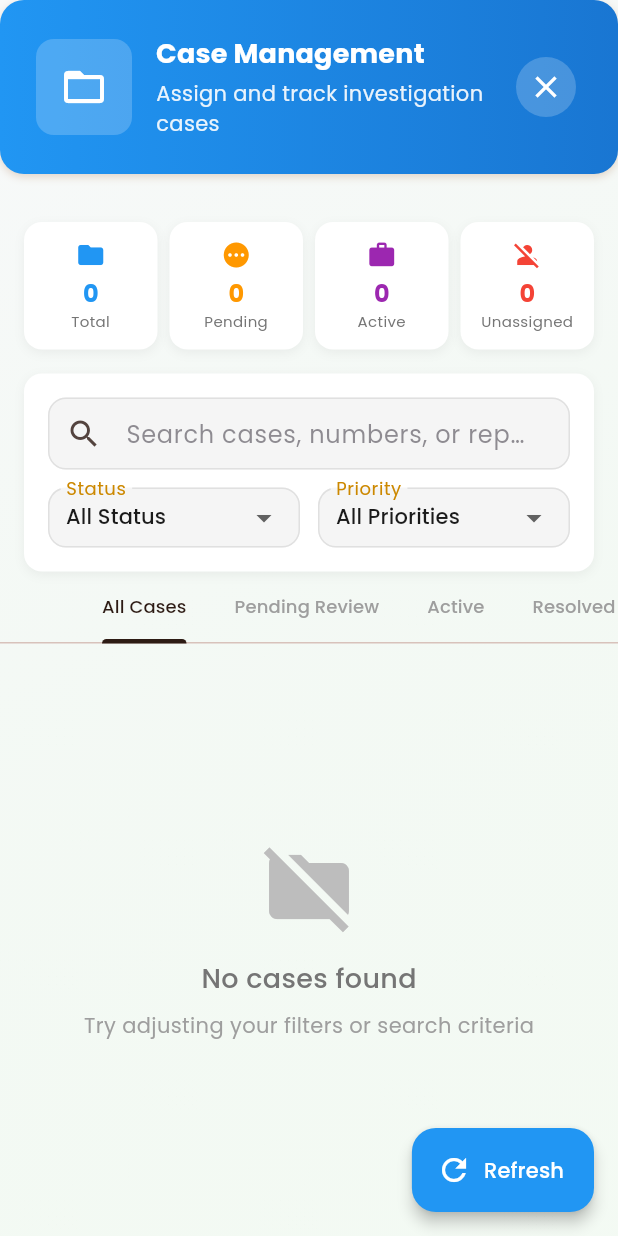
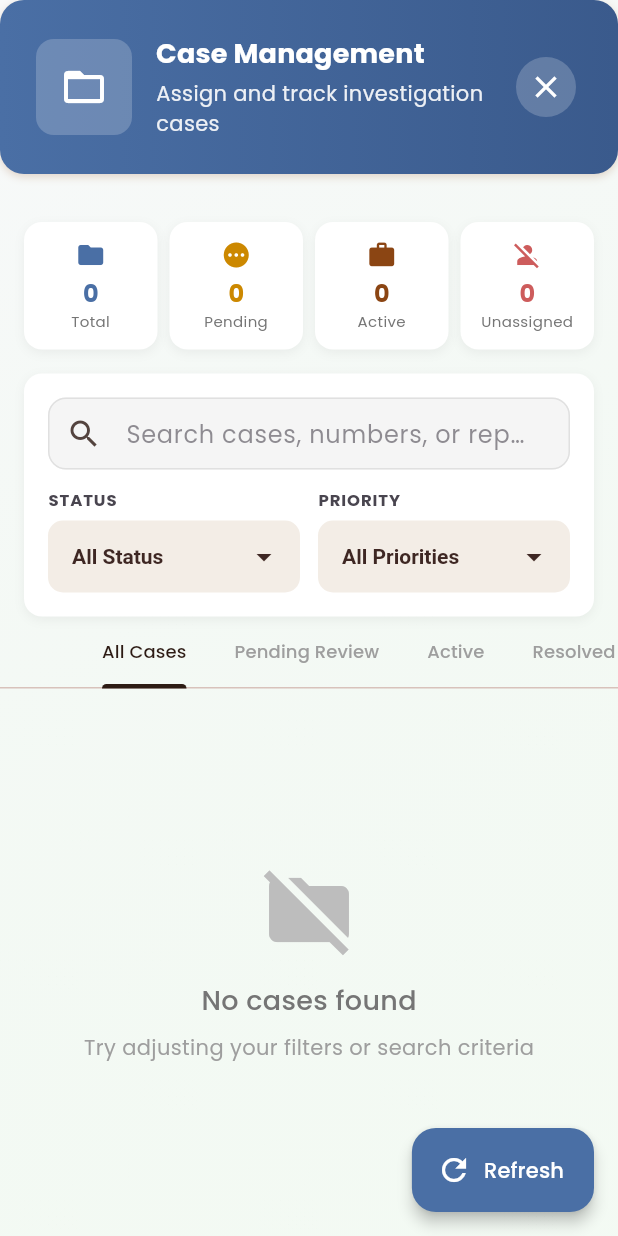
Before and after one commit to Wilsons-Navid/Capstone-Project, a Flutter app: the CaseManagementPage screen opened directly, on a phone screen of 412 x 824 dp. Run offline on Flutter 3.47's test engine with Material 3 defaults, Android fonts, the phone set to English and light mode, and no system bars; our stand-ins replace cached_network_image, cloud_firestore, cloud_functions, connectivity_plus, csv, device_info_plus and 33 more; missing offline and left inert: another_telephony, firebase_performance, markdown; accounts and stored records are empty; network calls fail.

Commit message:
style(admin): earth-palette pass, LabeledDropdown selects, overflow guards
Map ~176 raw Material colors across the ten inner admin pages to
theme tokens, introduce a shared LabeledDropdown (always-visible
caption above a warm-sand filled field, chocolate value text) and
convert all 18 labelled selects to it, add isExpanded to every
dropdown to fix the Case Management filter overflow, clamp long
texts with ellipsis/Wrap/FittedBox where rows could collide, and
remove ten unused imports.

```diff
--- a/mobile/rethicsai/lib/features/admin/presentation/pages/case_management_page.dart
+++ b/mobile/rethicsai/lib/features/admin/presentation/pages/case_management_page.dart
@@ -1,13 +1,11 @@
 import 'package:flutter/material.dart';
+import '../../../../shared/widgets/labeled_dropdown.dart';
 import 'package:easy_localization/easy_localization.dart';
 import 'package:cloud_firestore/cloud_firestore.dart';
-import 'package:firebase_auth/firebase_auth.dart';
 
 import '../../../../core/themes/app_theme.dart';
 import '../../../../shared/widgets/african_pattern_background.dart';
 import '../../../../shared/widgets/premium_components.dart';
-import '../../../../core/services/incident_service.dart';
-import '../../../../shared/models/incident_model.dart';
 
 class CaseManagementPage extends StatefulWidget {
   const CaseManagementPage({super.key});
@@ -180,7 +178,7 @@
                   subtitle: 'Assign and track investigation cases',
                   icon: Icons.folder_open,
                   gradient: LinearGradient(
-                    colors: [Colors.blue, Colors.blue[700]!],
+                    colors: [AppTheme.victoriaBlue, AppTheme.victoriaBlueDark],
                   ),
                   action: IconButton(
                     onPressed: () => Navigator.pop(context),
@@ -196,13 +194,13 @@
                   margin: const EdgeInsets.all(16),
                   child: Row(
                     children: [
-                      Expanded(child: _buildStatCard('Total', _caseStats['total']?.toString() ?? '0', Icons.folder, Colors.blue)),
+                      Expanded(child: _buildStatCard('Total', _caseStats['total']?.toString() ?? '0', Icons.folder, AppTheme.victoriaBlue)),
                       const SizedBox(width: 8),
-                      Expanded(child: _buildStatCard('Pending', _caseStats['pending_review']?.toString() ?? '0', Icons.pending, Colors.orange)),
+                      Expanded(child: _buildStatCard('Pending', _caseStats['pending_review']?.toString() ?? '0', Icons.pending, AppTheme.secondaryColor)),
                       const SizedBox(width: 8),
-                      Expanded(child: _buildStatCard('Active', _caseStats['in_progress']?.toString() ?? '0', Icons.work, Colors.purple)),
+                      Expanded(child: _buildStatCard('Active', _caseStats['in_progress']?.toString() ?? '0', Icons.work, AppTheme.baobabBrown)),
                       const SizedBox(width: 8),
-                      Expanded(child: _buildStatCard('Unassigned', _caseStats['unassigned']?.toString() ?? '0', Icons.person_off, Colors.red)),
+                      Expanded(child: _buildStatCard('Unassigned', _caseStats['unassigned']?.toString() ?? '0', Icons.person_off, AppTheme.clayRed)),
                     ],
                   ),
                 ),
@@ -246,7 +244,7 @@
         onPressed: _loadCases,
         icon: const Icon(Icons.refresh),
         label: const Text('Refresh'),
-        backgroundColor: Colors.blue,
+        backgroundColor: AppTheme.victoriaBlue,
         foregroundColor: Colors.white,
       ),
     );
@@ -270,12 +268,15 @@
         children: [
           Icon(icon, color: color, size: 20),
           const SizedBox(height: 4),
-          Text(
+          FittedBox(
+            fit: BoxFit.scaleDown,
+            child: Text(
               value,
               style: TextStyle(
                 fontSize: 16,
                 fontWeight: FontWeight.bold,
                 color: color,
+              ),
             ),
           ),
           Text(
@@ -337,17 +338,11 @@
           Row(
             children: [
               Expanded(
-                child: DropdownButtonFormField<String>(
-                  value: _selectedStatus,
-                  decoration: const InputDecoration(
-                    labelText: 'Status',
-                    border: OutlineInputBorder(),
-                    contentPadding: EdgeInsets.symmetric(horizontal: 8, vertical: 8),
-                    isDense: true,
-                  ),
+                child: LabeledDropdown<String>(
+                  label: 'Status',                  value: _selectedStatus,
                                     items: _caseStatuses.map((status) => DropdownMenuItem(
                     value: status,
-                    child: Text(status == 'all' ? 'All Status' : status.replaceAll('_', ' ').toUpperCase()),
+                    child: Text(status == 'all' ? 'All Status' : status.replaceAll('_', ' ').toUpperCase(), maxLines: 1, overflow: TextOverflow.ellipsis),
                   )).toList(),
                   onChanged: (value) {
                     setState(() => _selectedStatus = value ?? 'all');
@@ -357,17 +352,11 @@
               ),
               const SizedBox(width: 12),
               Expanded(
-                child: DropdownButtonFormField<String>(
-                  value: _selectedPriority,
-                  decoration: const InputDecoration(
-                    labelText: 'Priority',
-                    border: OutlineInputBorder(),
-                    contentPadding: EdgeInsets.symmetric(horizontal: 8, vertical: 8),
-                    isDense: true,
-                  ),
+                child: LabeledDropdown<String>(
+                  label: 'Priority',                  value: _selectedPriority,
                                     items: _priorityOptions.map((priority) => DropdownMenuItem(
                     value: priority,
-                    child: Text(priority == 'all' ? 'All Priorities' : priority.toUpperCase()),
+                    child: Text(priority == 'all' ? 'All Priorities' : priority.toUpperCase(), maxLines: 1, overflow: TextOverflow.ellipsis),
                   )).toList(),
                   onChanged: (value) {
                     setState(() => _selectedPriority = value ?? 'all');
@@ -508,11 +497,11 @@
                     const SizedBox(width: 8),
                     Expanded(child: Text(caseModel.caseType.replaceAll('_', ' ').toUpperCase())),
                     if (caseModel.financialLoss != null) ...[
-                      Icon(Icons.attach_money, size: 16, color: Colors.red[600]),
+                      Icon(Icons.attach_money, size: 16, color: AppTheme.clayRed),
                       Text(
                         '\$${caseModel.financialLoss!.toStringAsFixed(2)}',
                         style: TextStyle(
-                          color: Colors.red[600],
+                          color: AppTheme.clayRed,
                           fontWeight: FontWeight.bold,
                         ),
                       ),
@@ -531,7 +520,7 @@
                       child: Text(
                         caseModel.assignedInvestigator ?? 'Unassigned',
                         style: TextStyle(
-                          color: caseModel.assignedInvestigator != null ? Colors.green[700] : Colors.red[600],
+                          color: caseModel.assignedInvestigator != null ? AppTheme.successColor : AppTheme.clayRed,
                           fontWeight: FontWeight.w500,
                         ),
                       ),
@@ -559,8 +548,8 @@
                         icon: const Icon(Icons.visibility, size: 16),
                         label: const Text('View Details'),
                         style: OutlinedButton.styleFrom(
-                          foregroundColor: Colors.blue,
-                          side: const BorderSide(color: Colors.blue),
+                          foregroundColor: AppTheme.victoriaBlue,
+                          side: const BorderSide(color: AppTheme.victoriaBlue),
                           padding: const EdgeInsets.symmetric(vertical: 8),
                         ),
                       ),
@@ -572,7 +561,7 @@
                         icon: const Icon(Icons.assignment_ind, size: 16),
                         label: const Text('Assign'),
                         style: ElevatedButton.styleFrom(
-                          backgroundColor: Colors.blue,
+                          backgroundColor: AppTheme.victoriaBlue,
                           foregroundColor: Colors.white,
                           padding: const EdgeInsets.symmetric(vertical: 8),
                         ),
@@ -640,14 +629,14 @@
   Color _getCaseStatusColor(String status) {
     switch (status.toLowerCase()) {
       case 'pending_review':
-        return Colors.blue;
+        return AppTheme.victoriaBlue;
       case 'assigned':
-        return Colors.orange;
+        return AppTheme.secondaryColor;
       case 'in_progress':
       case 'investigating':
-        return Colors.purple;
+        return AppTheme.baobabBrown;
       case 'resolved':
-        return Colors.green;
+        return AppTheme.successColor;
       case 'closed':
         return Colors.grey;
       default:
@@ -658,11 +647,11 @@
   Color _getPriorityColor(String priority) {
     switch (priority.toLowerCase()) {
       case 'high':
-        return Colors.red;
+        return AppTheme.clayRed;
       case 'medium':
-        return Colors.orange;
+        return AppTheme.secondaryColor;
       case 'low':
-        return Colors.green;
+        return AppTheme.successColor;
       default:
         return Colors.grey;
     }
@@ -837,7 +826,7 @@
                 width: 8,
                 height: 8,
                 decoration: const BoxDecoration(
-                  color: Colors.blue,
+                  color: AppTheme.victoriaBlue,
                   shape: BoxShape.circle,
                 ),
               ),
@@ -916,12 +905,8 @@
             content: Column(
               mainAxisSize: MainAxisSize.min,
               children: [
-                DropdownButtonFormField<String>(
-                  value: selectedStatus,
-                  decoration: const InputDecoration(
-                    labelText: 'Status',
-                    border: OutlineInputBorder(),
-                  ),
+                LabeledDropdown<String>(
+                  label: 'Status',                  value: selectedStatus,
                                     items: _caseStatuses.where((s) => s != 'all').map((status) => DropdownMenuItem(
                     value: status,
                     child: Text(status.replaceAll('_', ' ').toUpperCase()),
@@ -999,7 +984,7 @@
     ScaffoldMessenger.of(context).showSnackBar(
       SnackBar(
         content: Text(message),
-        backgroundColor: Colors.green,
+        backgroundColor: AppTheme.successColor,
         behavior: SnackBarBehavior.floating,
       ),
     );
@@ -1009,7 +994,7 @@
     ScaffoldMessenger.of(context).showSnackBar(
       SnackBar(
         content: Text(message),
-        backgroundColor: Colors.red,
+        backgroundColor: AppTheme.clayRed,
         behavior: SnackBarBehavior.floating,
       ),
     );
--- /dev/null
+++ b/mobile/rethicsai/lib/shared/widgets/labeled_dropdown.dart
@@ -0,0 +1,83 @@
+import 'package:flutter/material.dart';
+
+import '../../core/themes/app_theme.dart';
+
+/// Dropdown with an always-visible caption above a filled field.
+///
+/// Replaces floating-label dropdowns in dense filter rows, where the
+/// Material floating label clips against the outline border and becomes
+/// unreadable once a value is selected.
+class LabeledDropdown<T> extends StatelessWidget {
+  final String label;
+  final T? value;
+  final List<DropdownMenuItem<T>> items;
+  final ValueChanged<T?>? onChanged;
+  final Widget? hint;
+  final String? Function(T?)? validator;
+
+  const LabeledDropdown({
+    super.key,
+    required this.label,
+    required this.value,
+    required this.items,
+    required this.onChanged,
+    this.hint,
+    this.validator,
+  });
+
+  @override
+  Widget build(BuildContext context) {
+    return Column(
+      crossAxisAlignment: CrossAxisAlignment.start,
+      mainAxisSize: MainAxisSize.min,
+      children: [
+        Text(
+          label.toUpperCase(),
+          style: const TextStyle(
+            fontSize: 11,
+            fontWeight: FontWeight.w700,
+            letterSpacing: 0.6,
+            color: AppTheme.onSurfaceVariant,
+          ),
+        ),
+        const SizedBox(height: 6),
+        DropdownButtonFormField<T>(
+          isExpanded: true,
+          value: value,
+          hint: hint,
+          validator: validator,
+          style: const TextStyle(
+            color: AppTheme.primaryLight,
+            fontSize: 14,
+            fontWeight: FontWeight.w600,
+          ),
+          iconEnabledColor: AppTheme.primaryLight,
+          dropdownColor: Colors.white,
+          decoration: InputDecoration(
+            filled: true,
+            fillColor: AppTheme.inputFill,
+            border: OutlineInputBorder(
+              borderRadius: BorderRadius.circular(10),
+              borderSide: BorderSide.none,
+            ),
+            enabledBorder: OutlineInputBorder(
+              borderRadius: BorderRadius.circular(10),
+              borderSide: BorderSide.none,
+            ),
+            focusedBorder: OutlineInputBorder(
+              borderRadius: BorderRadius.circular(10),
+              borderSide: const BorderSide(
+                color: AppTheme.secondaryColor,
+                width: 1.5,
+              ),
+            ),
+            contentPadding:
+                const EdgeInsets.symmetric(horizontal: 12, vertical: 12),
+          ),
+          items: items,
+          onChanged: onChanged,
+        ),
+      ],
+    );
+  }
+}
```
Also changed, not shown: mobile/rethicsai/lib/features/admin/presentation/pages/content_moderation_page.dart (+35 -47 lines), mobile/rethicsai/lib/features/admin/presentation/pages/database_setup_page.dart (+11 -12 lines), mobile/rethicsai/lib/features/admin/presentation/pages/emergency_contacts_management_page.dart (+14 -27 lines), mobile/rethicsai/lib/features/admin/presentation/pages/incident_reports_page.dart (+39 -50 lines), mobile/rethicsai/lib/features/admin/presentation/pages/learning_management_page.dart (+26 -9 lines), mobile/rethicsai/lib/features/admin/presentation/pages/system_analytics_page.dart (+47 -38 lines), mobile/rethicsai/lib/features/admin/presentation/pages/system_settings_page.dart (+16 -15 lines), mobile/rethicsai/lib/features/admin/presentation/pages/threat_management_page.dart (+48 -64 lines), mobile/rethicsai/lib/features/admin/presentation/pages/user_management_page.dart (+18 -18 lines). Lines whose indentation alone changed are shown as unchanged.
